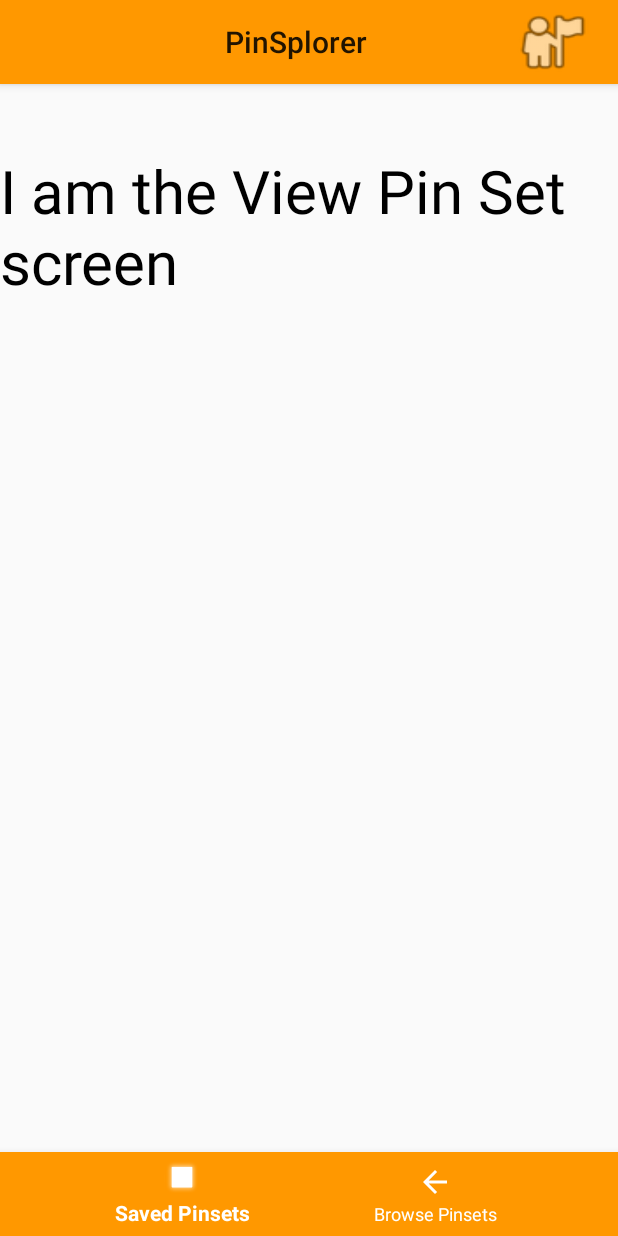
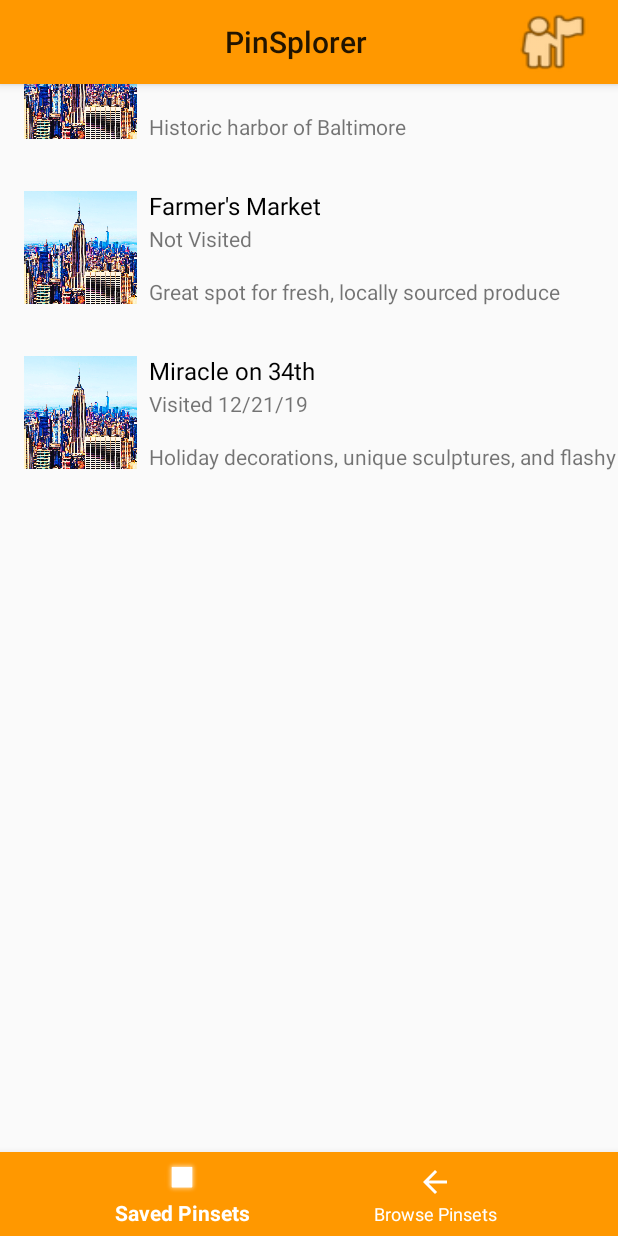
Before and after one commit to jhu-cs-uima-sp20/teamh, an Android app: the screen it shows after launch (MainActivity), after a tap on "Baltimore Eats", on a phone screen of 412 x 824 dp. Run offline under Robolectric (Android 15) with nearby library versions, the phone set to English and light mode, and no system bars.

Commit message:
PinRecyclerAdapter created and used in ViewSetFragment

```diff
--- a/app/src/main/java/com/example/pinsplorer/MainActivity.java
+++ b/app/src/main/java/com/example/pinsplorer/MainActivity.java
@@ -24,7 +24,7 @@ public class MainActivity extends AppCompatActivity {
         setContentView(R.layout.activity_main);
         switchFragment(new SavedFragment());
         createEditProfileButtonListener();
-        createCreatePinSetButtonListener();
+        //createCreatePinSetButtonListener();
         createNavBarListener();
     }
     private void createEditProfileButtonListener() {
--- a/app/src/main/java/com/example/pinsplorer/Pin.java
+++ b/app/src/main/java/com/example/pinsplorer/Pin.java
@@ -46,4 +46,28 @@ public class Pin implements Parcelable {
         dest.writeString(visited);
         dest.writeString(description);
     }
+
+    public String getName() {
+        return name;
+    }
+
+    public String getDescription() {
+        return description;
+    }
+
+    public String getVisited() {
+        return visited;
+    }
+
+    public void setName(String name) {
+        this.name = name;
+    }
+
+    public void setDescription(String description) {
+        this.description = description;
+    }
+
+    public void setVisited(String visited) {
+        this.visited = visited;
+    }
 }
--- a/app/src/main/java/com/example/pinsplorer/PinRecyclerAdapter.java
+++ b/app/src/main/java/com/example/pinsplorer/PinRecyclerAdapter.java
@@ -1,24 +1,40 @@
 package com.example.pinsplorer;
 
+import android.view.LayoutInflater;
+import android.view.View;
 import android.view.ViewGroup;
 
 import androidx.annotation.NonNull;
 import androidx.recyclerview.widget.RecyclerView;
 
+import java.util.ArrayList;
+
 public class PinRecyclerAdapter extends RecyclerView.Adapter<PinViewHolder> {
+
+    private ArrayList<Pin> pinList;
+
+    public PinRecyclerAdapter(ArrayList<Pin> list){
+        pinList = list;
+    }
+
     @NonNull
     @Override
     public PinViewHolder onCreateViewHolder(@NonNull ViewGroup parent, int viewType) {
-        return null;
+        LayoutInflater layoutInflater = LayoutInflater.from(parent.getContext());
+        View v = layoutInflater.inflate(R.layout.pin_view_holder, parent, false);
+        return new PinViewHolder(v);
     }
 
     @Override
     public void onBindViewHolder(@NonNull PinViewHolder holder, int position) {
-
+        final Pin pin = pinList.get(position);
+        holder.pinname.setText(pinList.get(position).getName());
+        holder.visited.setText(pinList.get(position).getVisited());
+        holder.description.setText(pinList.get(position).getDescription());
     }
 
     @Override
     public int getItemCount() {
-        return 0;
+        return pinList.size();
     }
 }
--- a/app/src/main/java/com/example/pinsplorer/ViewSetFragment.java
+++ b/app/src/main/java/com/example/pinsplorer/ViewSetFragment.java
@@ -3,10 +3,15 @@ package com.example.pinsplorer;
 import android.os.Bundle;
 
 import androidx.fragment.app.Fragment;
+import androidx.recyclerview.widget.LinearLayoutManager;
+import androidx.recyclerview.widget.RecyclerView;
 
 import android.view.LayoutInflater;
 import android.view.View;
 import android.view.ViewGroup;
+
+import java.util.ArrayList;
+import java.util.Arrays;
 
 
 /**
@@ -23,6 +28,13 @@ public class ViewSetFragment extends Fragment {
     // TODO: Rename and change types of parameters
     private String mParam1;
     private String mParam2;
+
+    protected static RecyclerView pinRecycler;
+    protected static ArrayList<Pin> PinList =
+            new ArrayList<>(
+                    Arrays.asList(new Pin("Inner Harbor", "Visited 3/13/20", "Historic harbor of Baltimore"),
+                            new Pin("Farmer's Market", "Not Visited", "Great spot for fresh, locally sourced produce"),
+                            new Pin("Miracle on 34th", "Visited 12/21/19", "Holiday decorations, unique sculptures, and flashy lights")));
 
     public ViewSetFragment() {
         // Required empty public constructor
@@ -61,4 +73,12 @@ public class ViewSetFragment extends Fragment {
         // Inflate the layout for this fragment
         return inflater.inflate(R.layout.fragment_view_set, container, false);
     }
+
+    @Override
+    public void onStart(){
+        super.onStart();
+        pinRecycler = getView().findViewById(R.id.pinRecyclerView);
+        pinRecycler.setAdapter(new PinRecyclerAdapter(PinList));
+        pinRecycler.setLayoutManager(new LinearLayoutManager(this.getContext()));
+    }
 }
--- a/app/src/main/res/layout/fragment_saved.xml
+++ b/app/src/main/res/layout/fragment_saved.xml
@@ -9,12 +9,12 @@
 
     <androidx.recyclerview.widget.RecyclerView
         android:id="@+id/pinSetRecyclerView"
-        android:layout_width="403dp"
-        android:layout_height="547dp"
-        app:layout_constraintBottom_toBottomOf="parent"
+        android:layout_width="0dp"
+        android:layout_height="wrap_content"
+        android:layout_marginTop="200dp"
+        app:layout_constraintEnd_toEndOf="parent"
         app:layout_constraintStart_toStartOf="parent"
-        app:layout_constraintTop_toTopOf="parent"
-        app:layout_constraintVertical_bias="0.728" />
+        app:layout_constraintTop_toTopOf="parent" />
 
     <EditText
         android:id="@+id/saved_search"
--- a/app/src/main/res/layout/fragment_view_set.xml
+++ b/app/src/main/res/layout/fragment_view_set.xml
@@ -1,17 +1,18 @@
 <?xml version="1.0" encoding="utf-8"?>
-<FrameLayout xmlns:android="http://schemas.android.com/apk/res/android"
+<androidx.constraintlayout.widget.ConstraintLayout
+    xmlns:android="http://schemas.android.com/apk/res/android"
+    xmlns:app="http://schemas.android.com/apk/res-auto"
     xmlns:tools="http://schemas.android.com/tools"
     android:layout_width="match_parent"
     android:layout_height="match_parent"
     tools:context=".ViewSetFragment"
     android:id="@+id/fragment_view_set">
 
-    <TextView
-        android:id="@+id/textView2"
+    <androidx.recyclerview.widget.RecyclerView
+        android:id="@+id/pinRecyclerView"
         android:layout_width="match_parent"
-        android:layout_height="510dp"
-        android:layout_marginVertical="100dp"
-        android:text="I am the View Pin Set screen"
-        android:textColor="@color/textColorPrimary"
-        android:textSize="40sp" />
-</FrameLayout>
+        android:layout_height="547dp"
+        app:layout_constraintEnd_toEndOf="parent"
+        app:layout_constraintStart_toStartOf="parent"
+        app:layout_constraintTop_toTopOf="parent" />
+</androidx.constraintlayout.widget.ConstraintLayout>
```
